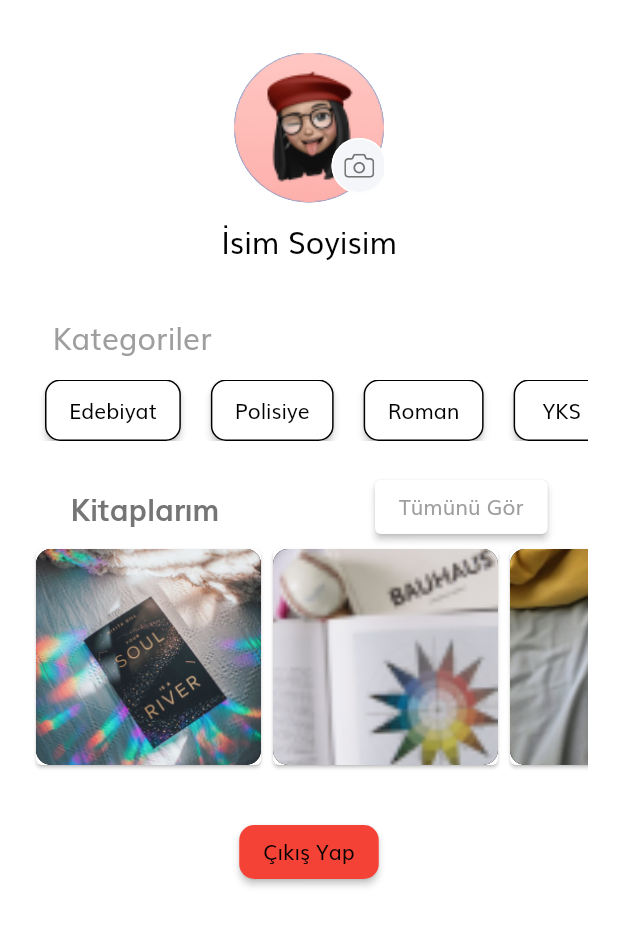
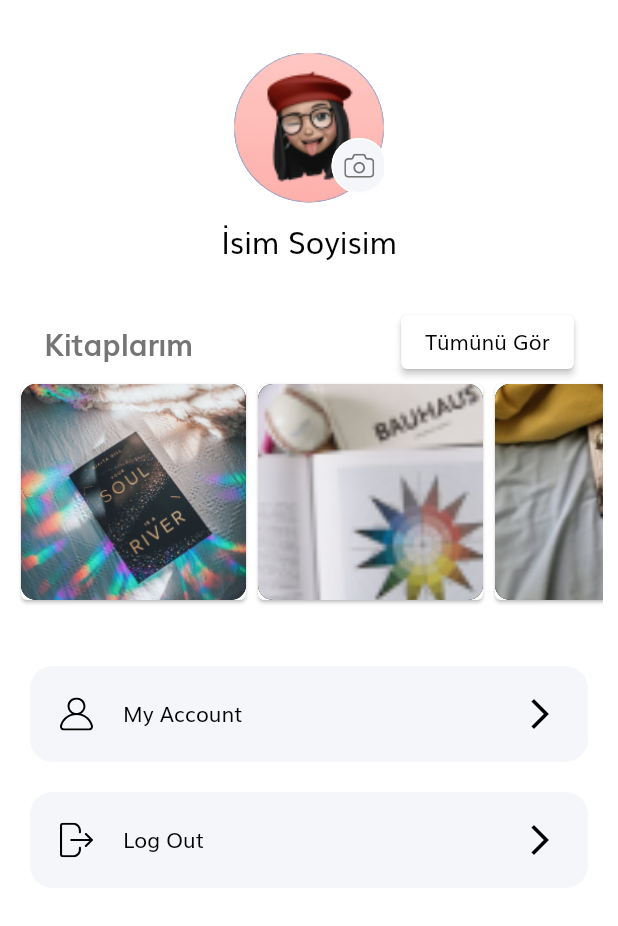
Before and after one commit to seHuzeyfe/libvary_app, a Flutter app: the ProfileScreen screen opened by its route, on a phone screen of 412 x 824 dp. Shown: the top 926 px of the screen. Run offline on Flutter 3.47's test engine with Material 2 defaults, Android fonts, the phone set to English and light mode, and no system bars; our stand-ins replace cloud_firestore, firebase_auth, firebase_core, flutter_svg, google_sign_in, image_picker; accounts and stored records are empty.

Commit message:
düzenlemeler

```diff
--- a/lib/View/book_screen/components/components.dart
+++ b/lib/View/book_screen/components/components.dart
@@ -62,30 +62,7 @@ class ProductDescription extends StatelessWidget {
             maxLines: 3,
           ),
         ),
-        Padding(
-          padding: EdgeInsets.symmetric(
-            horizontal: getProportionateScreenWidth(20),
-            vertical: 10,
-          ),
-          child: GestureDetector(
-            onTap: () {},
-            child: Row(
-              children: [
-                Text(
-                  "See More Detail",
-                  style: TextStyle(
-                      fontWeight: FontWeight.w600, color: kPrimaryColor),
-                ),
-                SizedBox(width: 5),
-                Icon(
-                  Icons.arrow_forward_ios,
-                  size: 12,
-                  color: kPrimaryColor,
-                ),
-              ],
-            ),
-          ),
-        )
+        SizedBox(height: getProportionateScreenHeight(80),)
       ],
     );
   }
--- a/lib/View/chat_screen/main_chat_screen.dart
+++ b/lib/View/chat_screen/main_chat_screen.dart
@@ -12,7 +12,7 @@ class ChatListScreen extends StatelessWidget {
   Widget build(BuildContext context) {
     return Scaffold(
       appBar: AppBar(
-        title: Text('Chats',style: TextStyle(fontSize: 22.0),),
+        title: Text('Mesajlar'),
       ),
       body: ListView.builder(
         itemCount: previousChats.length,
--- /dev/null
+++ b/lib/View/profile_Screen/profile_menu.dart
@@ -0,0 +1,45 @@
+import 'package:flutter/material.dart';
+import 'package:flutter_svg/flutter_svg.dart';
+
+import '../../../constants.dart';
+
+class ProfileMenu extends StatelessWidget {
+  const ProfileMenu({
+    Key? key,
+    required this.text,
+    required this.icon,
+    this.press,
+  }) : super(key: key);
+
+  final String text, icon;
+  final VoidCallback? press;
+
+  @override
+  Widget build(BuildContext context) {
+    return Padding(
+      padding: EdgeInsets.symmetric(horizontal: 20, vertical: 10),
+      child: TextButton(
+        style: TextButton.styleFrom(
+          primary: kPrimaryColor,
+          padding: EdgeInsets.all(20),
+          shape:
+          RoundedRectangleBorder(borderRadius: BorderRadius.circular(15)),
+          backgroundColor: Color(0xFFF5F6F9),
+        ),
+        onPressed: press,
+        child: Row(
+          children: [
+            SvgPicture.asset(
+              icon,
+              color: kPrimaryColor,
+              width: 22,
+            ),
+            SizedBox(width: 20),
+            Expanded(child: Text(text)),
+            Icon(Icons.arrow_forward_ios),
+          ],
+        ),
+      ),
+    );
+  }
+}
--- a/lib/View/profile_Screen/profile_screen.dart
+++ b/lib/View/profile_Screen/profile_screen.dart
@@ -4,6 +4,7 @@ import 'package:flutter_svg/svg.dart';
 import 'package:image_picker/image_picker.dart';
 import 'package:firebase_auth/firebase_auth.dart';
 import 'package:cloud_firestore/cloud_firestore.dart';
+import 'package:libvary_app/View/profile_Screen/profile_menu.dart';
 
 import '../../utilities/google_sign_in.dart';
 import '../sign_in_screen/sign_in_screen.dart';
@@ -40,104 +41,10 @@ class _ProfileScreenState extends State<ProfileScreen> {
           ),
           SizedBox(height: 20),
 
+
+          const SizedBox(height: 10),
           Container(
-            margin: EdgeInsets.symmetric(horizontal: 20),
-            height: 100,
-            width: MediaQuery.of(context).size.width,
-            child: Column(
-              crossAxisAlignment: CrossAxisAlignment.start,
-              children: [
-                const Padding(
-                  padding:EdgeInsets.all(15.0),
-                  child: Text(
-                    'Kategoriler',
-                    style: TextStyle(
-                      fontSize: 20,
-                      color: Colors.grey,
-                    ),
-                  ),
-                ),
-                Expanded(
-                  child: ListView(
-                    scrollDirection: Axis.horizontal,
-                    children: [
-                      Padding(
-                        padding: EdgeInsets.symmetric(horizontal: 10),
-                        child: ElevatedButton(
-                          onPressed: (){},
-                          style: ButtonStyle(
-                            backgroundColor: MaterialStateProperty.all<Color>(Colors.white),
-                            foregroundColor: MaterialStateProperty.all<Color>(Colors.black),
-                            shape: MaterialStateProperty.all<RoundedRectangleBorder>(
-                              RoundedRectangleBorder(
-                                borderRadius: BorderRadius.circular(10.0),
-                                side: const BorderSide(color: Colors.black),
-                              ) ,
-                            ),
-                          ),
-                          child: const Text('Edebiyat'),
-                        ),
-                      ),
-                      Padding(
-                        padding: EdgeInsets.symmetric(horizontal: 10),
-                        child: ElevatedButton(
-                          onPressed: (){},
-                          style: ButtonStyle(
-                            backgroundColor: MaterialStateProperty.all<Color>(Colors.white),
-                            foregroundColor: MaterialStateProperty.all<Color>(Colors.black),
-                            shape: MaterialStateProperty.all<RoundedRectangleBorder>(
-                              RoundedRectangleBorder(
-                                borderRadius: BorderRadius.circular(10.0),
-                                side: BorderSide(color: Colors.black),
-                              ),
-                            ),
-                          ),
-                          child: const Text('Polisiye'),
-                        ),
-                      ),
-                      Padding(
-                        padding: EdgeInsets.symmetric(horizontal: 10),
-                        child: ElevatedButton(
-                          onPressed: (){},
-                          style: ButtonStyle(
-                            backgroundColor: MaterialStateProperty.all<Color>(Colors.white),
-                            foregroundColor: MaterialStateProperty.all<Color>(Colors.black),
-                            shape: MaterialStateProperty.all<RoundedRectangleBorder>(
-                              RoundedRectangleBorder(
-                                borderRadius: BorderRadius.circular(10.0),
-                                side: const BorderSide(color: Colors.black),
-                              ) ,
-                            ),
-                          ),
-                          child: const Text('Roman'),
-                        ),
-                      ),
-                      Padding(
-                        padding: EdgeInsets.symmetric(horizontal: 10),
-                        child: ElevatedButton(
-                          onPressed: (){},
-                          style: ButtonStyle(
-                            backgroundColor: MaterialStateProperty.all<Color>(Colors.white),
-                            foregroundColor: MaterialStateProperty.all<Color>(Colors.black),
-                            shape: MaterialStateProperty.all<RoundedRectangleBorder>(
-                              RoundedRectangleBorder(
-                                borderRadius: BorderRadius.circular(10.0),
-                                side: const BorderSide(color: Colors.black),
-                              ) ,
-                            ),
-                          ),
-                          child: const Text('YKS'),
-                        ),
-                      ),
-                    ],
-                  ),
-                ),
-              ],
-            ),
-          ),
-          const SizedBox(height: 20),
-          Container(
-            margin: EdgeInsets.symmetric(horizontal: 20),
+            margin: EdgeInsets.symmetric(horizontal: 10),
             height: 200,
             width: MediaQuery.of(context).size.width,
             child: Column(
@@ -146,7 +53,7 @@ class _ProfileScreenState extends State<ProfileScreen> {
                   mainAxisAlignment: MainAxisAlignment.spaceAround,
                   children: [
                     const Padding(
-                      padding:EdgeInsets.fromLTRB(0, 0, 50, 0),
+                      padding:EdgeInsets.fromLTRB(0, 0, 100, 0),
                       child: Text(
                         'Kitaplarım',
                         style: TextStyle(
@@ -162,7 +69,7 @@ class _ProfileScreenState extends State<ProfileScreen> {
                       ),
                       child: const Text(
                         'Tümünü Gör',
-                        style: TextStyle(color: Colors.grey),
+                        style: TextStyle(color: Colors.black),
                       ),
                     ),
                   ],
@@ -173,7 +80,7 @@ class _ProfileScreenState extends State<ProfileScreen> {
                     children: [
                       Card(
                         child: Container(
-                          height: 150,
+                          height: 130,
                           width: 150,
                           decoration: const BoxDecoration(
                             borderRadius: BorderRadius.all(
@@ -189,7 +96,7 @@ class _ProfileScreenState extends State<ProfileScreen> {
                       ),
                       Card(
                         child: Container(
-                          height: 150,
+                          height: 130,
                           width: 150,
                           decoration: const BoxDecoration(
                             borderRadius: BorderRadius.all(
@@ -205,7 +112,7 @@ class _ProfileScreenState extends State<ProfileScreen> {
                       ),
                       Card(
                         child: Container(
-                          height: 150,
+                          height: 130,
                           width: 150,
                           decoration: const BoxDecoration(
                             borderRadius: BorderRadius.all(
@@ -221,7 +128,7 @@ class _ProfileScreenState extends State<ProfileScreen> {
                       ),
                       Card(
                         child: Container(
-                          height: 150,
+                          height: 130,
                           width: 150,
                           decoration: const BoxDecoration(
                             borderRadius: BorderRadius.all(
@@ -246,9 +153,33 @@ class _ProfileScreenState extends State<ProfileScreen> {
             child: Column(
               mainAxisAlignment: MainAxisAlignment.center,
               children: [
-               SignOutButton(),
-                SignInButton(),
-              ],
+                ProfileMenu(
+                  text: "My Account",
+                  icon: "assets/icons/User Icon.svg",
+                  press: () => {},
+                ),
+            Visibility(
+              visible: !isUserSignedIn(),
+                  child: ProfileMenu(
+                    text: "Log In",
+                    icon: "assets/icons/Log out.svg",
+                    press: () {
+                      Navigator.pushNamed(context, SignInScreen.routeName);
+                    },
+                  ),
+                ),
+                Visibility(
+                  visible: isUserSignedIn(),
+                  child: ProfileMenu(
+                    text: "Log Out",
+                    icon: "assets/icons/Log out.svg",
+                    press: ()async{
+                await signOutWithGoogle();
+                Navigator.pushNamed(context, SignInScreen.routeName);
+                },
+                  ),
+                ),
+            ],
             ),
           ),
         ],
```
